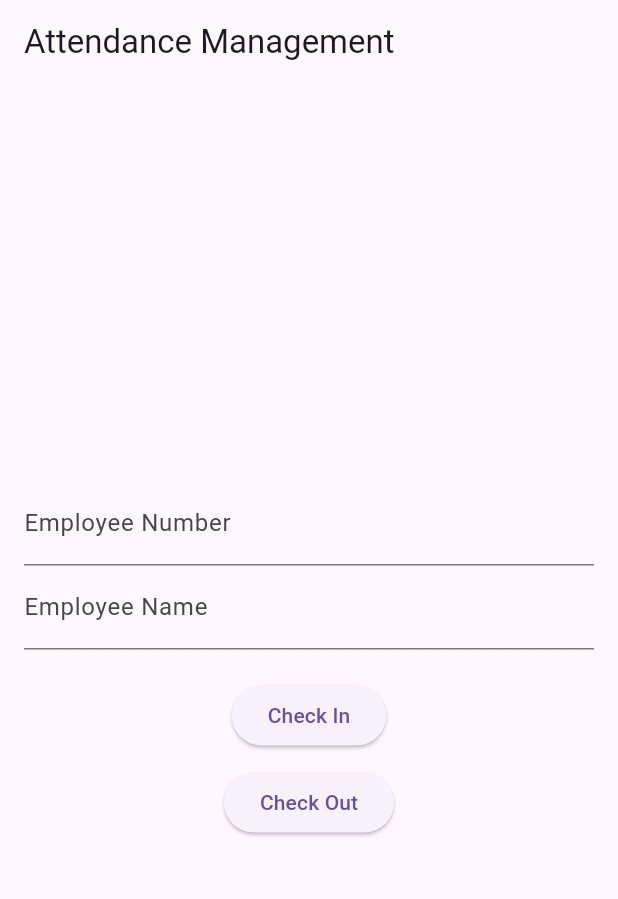
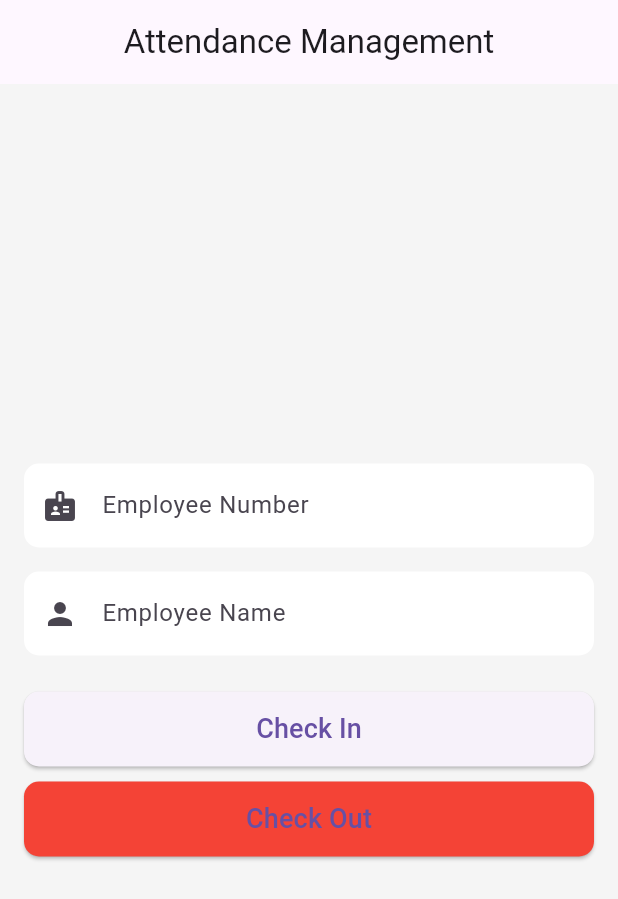
Before and after one commit to dgyrsenevirathne/Attendance-Recode_App, a Flutter app: the screen it shows after launch, on a phone screen of 412 x 824 dp. Shown: the top 899 px of the screen. Run offline on Flutter 3.47's test engine with Material 3 defaults, Android fonts, the phone set to English and light mode, and no system bars; our stand-ins replace googleapis_auth; missing offline and left inert: googleapis.

Commit message:
new aded main page

```diff
--- a/lib/main.dart
+++ b/lib/main.dart
@@ -9,6 +9,28 @@ class AttendanceApp extends StatelessWidget {
   @override
   Widget build(BuildContext context) {
     return MaterialApp(
+      debugShowCheckedModeBanner: false, // Remove the debug banner
+      theme: ThemeData(
+        primarySwatch: Colors.blue,
+        scaffoldBackgroundColor:
+            Colors.grey[100], // Set a light background color
+        inputDecorationTheme: InputDecorationTheme(
+          filled: true,
+          fillColor: Colors.white,
+          border: OutlineInputBorder(
+            borderRadius: BorderRadius.circular(10),
+            borderSide: BorderSide.none,
+          ),
+        ),
+        elevatedButtonTheme: ElevatedButtonThemeData(
+          style: ElevatedButton.styleFrom(
+            minimumSize: Size(double.infinity, 50), // Full-width button
+            shape: RoundedRectangleBorder(
+              borderRadius: BorderRadius.circular(10),
+            ),
+          ),
+        ),
+      ),
       home: AttendanceHomePage(),
     );
   }
@@ -68,29 +90,43 @@ class _AttendanceHomePageState extends State<AttendanceHomePage> {
   @override
   Widget build(BuildContext context) {
     return Scaffold(
-      appBar: AppBar(title: Text('Attendance Management')),
+      appBar: AppBar(
+        title: Text('Attendance Management'),
+        centerTitle: true,
+      ),
       body: Padding(
         padding: const EdgeInsets.all(16.0),
         child: Column(
           mainAxisAlignment: MainAxisAlignment.center,
+          crossAxisAlignment: CrossAxisAlignment.stretch,
           children: [
             TextField(
               controller: _employeeNumberController,
-              decoration: InputDecoration(labelText: 'Employee Number'),
+              decoration: InputDecoration(
+                labelText: 'Employee Number',
+                prefixIcon: Icon(Icons.badge),
+              ),
             ),
+            SizedBox(height: 16),
             TextField(
               controller: _employeeNameController,
-              decoration: InputDecoration(labelText: 'Employee Name'),
+              decoration: InputDecoration(
+                labelText: 'Employee Name',
+                prefixIcon: Icon(Icons.person),
+              ),
             ),
-            SizedBox(height: 20),
+            SizedBox(height: 24),
             ElevatedButton(
               onPressed: checkIn,
-              child: Text('Check In'),
+              child: Text('Check In', style: TextStyle(fontSize: 18)),
             ),
             SizedBox(height: 10),
             ElevatedButton(
               onPressed: checkOut,
-              child: Text('Check Out'),
+              style: ButtonStyle(
+                backgroundColor: MaterialStateProperty.all(Colors.red),
+              ),
+              child: Text('Check Out', style: TextStyle(fontSize: 18)),
             ),
           ],
         ),
```
